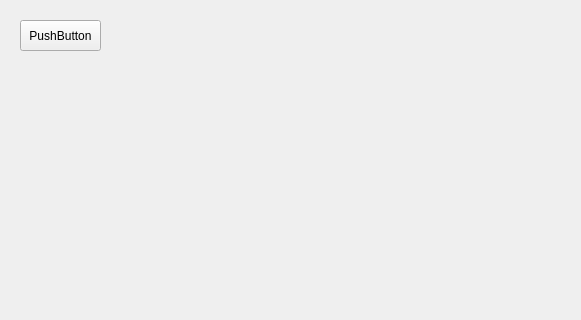
First picture: the form in UI.ui, repository mim1cc/Moskva-Rysenkov, before the edit; both pictures show x 0 to 581 and y 0 to 320 of the 800 by 600 pixel window.
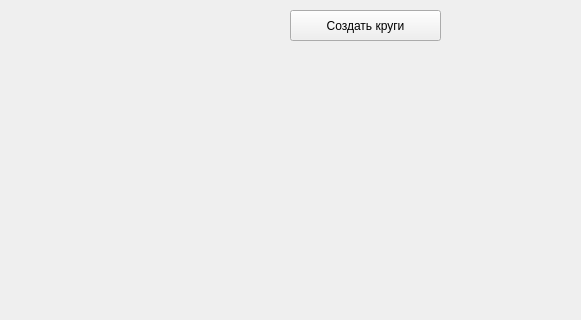
Second picture: the form after the edit.

What changed in the file:
```diff
--- a/UI.ui
+++ b/UI.ui
@@ -17,14 +17,14 @@
    <widget class="QPushButton" name="pushButton">
     <property name="geometry">
      <rect>
-      <x>20</x>
-      <y>20</y>
-      <width>81</width>
+      <x>290</x>
+      <y>10</y>
+      <width>151</width>
       <height>31</height>
      </rect>
     </property>
     <property name="text">
-     <string>PushButton</string>
+     <string>Создать круги</string>
     </property>
    </widget>
   </widget>
```
